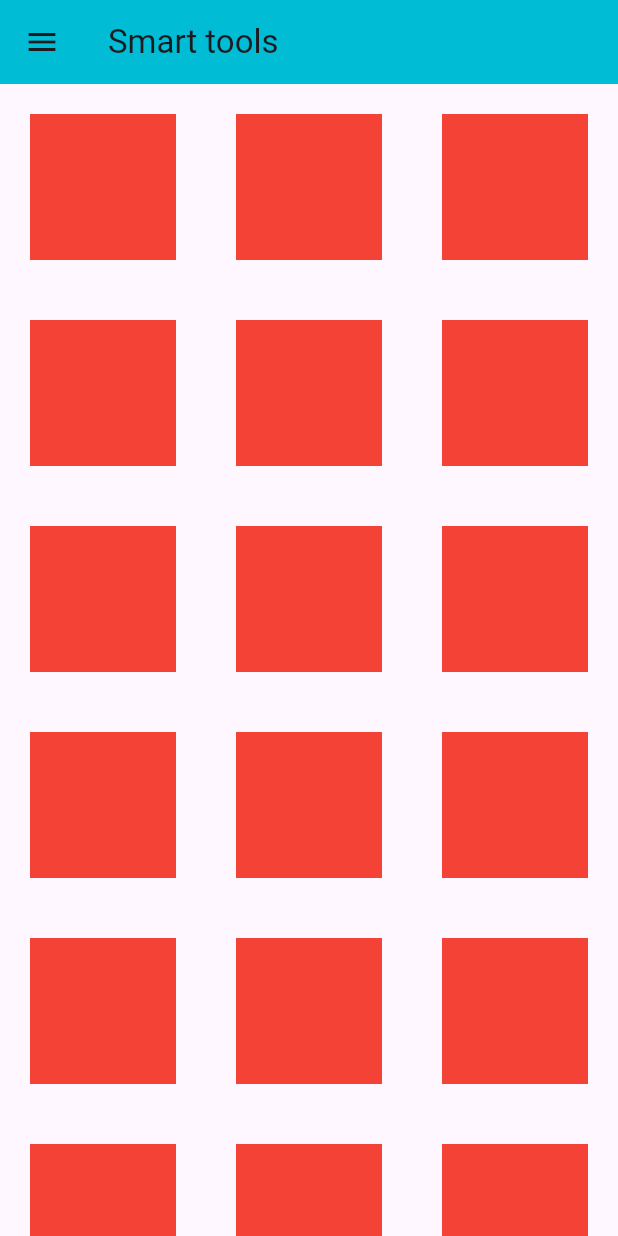
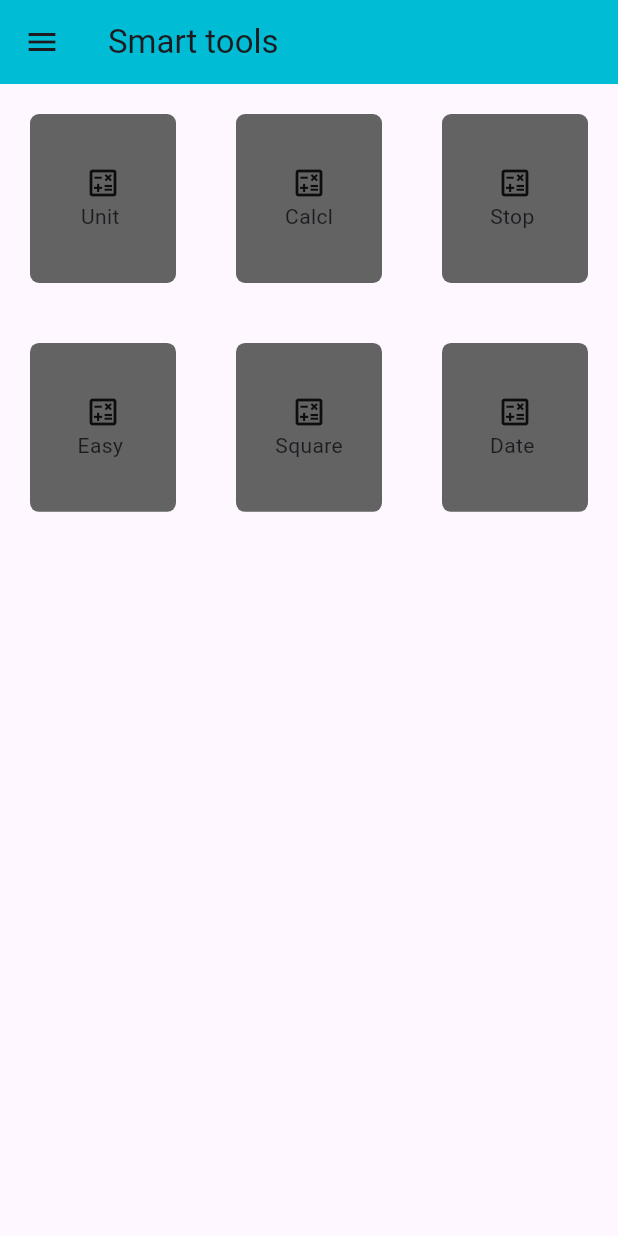
Before and after one commit to Mohammed-jendie/Smart-tools, a Flutter app: the screen it shows after launch, on a phone screen of 412 x 824 dp. Run offline on Flutter 3.47's test engine with Material 3 defaults, Android fonts, the light colour scheme and no system bars.

Commit message:
design Home page

```diff
--- /dev/null
+++ b/lib/data/griditems_data.dart
@@ -0,0 +1,24 @@
+import 'package:flutter/material.dart';
+import 'package:smart_tools/pages/calculator_page.dart';
+import 'package:smart_tools/pages/date_calcluator_page.dart';
+import 'package:smart_tools/pages/easy_notes_page.dart';
+import 'package:smart_tools/pages/square_footage_page.dart';
+import 'package:smart_tools/pages/stop_watch_page.dart';
+import 'package:smart_tools/pages/unit_converter_page.dart';
+
+class GridItem {
+  final IconData icon;
+  final String title;
+  final Widget page;
+
+  GridItem(this.icon, this.title, this.page);
+}
+
+final List<GridItem> gridItems = [
+  GridItem(Icons.calculate_outlined, "Unit ", UnitConverterPage()),
+  GridItem(Icons.calculate_outlined, "Calcl", CalculatorPage()),
+  GridItem(Icons.calculate_outlined, "Stop ", StopWatchPage()),
+  GridItem(Icons.calculate_outlined, "Easy ", EasyNotesPage()),
+  GridItem(Icons.calculate_outlined, "Square", SquareFootagePage()),
+  GridItem(Icons.calculate_outlined, "Date ", DateCalcluatorPage()),
+];
--- a/lib/main.dart
+++ b/lib/main.dart
@@ -1,4 +1,5 @@
 import 'package:flutter/material.dart';
+import 'package:smart_tools/pages/home_page.dart';
 
 void main() {
   runApp(const MyApp());
@@ -14,36 +15,9 @@ class MyApp extends StatefulWidget {
 class _MyAppState extends State<MyApp> {
   @override
   Widget build(BuildContext context) {
-    return MaterialApp(
-      debugShowCheckedModeBanner: false,
-      home: myhome(),
+    return MaterialApp(debugShowCheckedModeBanner: false,
+    home: MyHome()
+
     );
   }
 }
-
-class myhome extends StatelessWidget {
-  const myhome({
-    super.key,
-  });
-
-  @override
-  Widget build(BuildContext context) {
-    return Scaffold(
-      drawer: Drawer(width: 200),
-
-      appBar: AppBar(
-        title: Text("Smart tools"),
-        backgroundColor: Colors.cyan,
-      ),
-      body: GridView.builder(gridDelegate: SliverGridDelegateWithFixedCrossAxisCount(crossAxisCount: 3), itemCount: 20,
-      itemBuilder: (context, index) {
-        return boxes();
-      },
-      ),
-    );
-  }
-}
-
-Widget boxes() {
-  return Container(height: 50, width: 20, color: Colors.red, margin: EdgeInsets.all(20),);
-}
--- /dev/null
+++ b/lib/pages/home_page.dart
@@ -0,0 +1,63 @@
+import 'package:flutter/material.dart';
+import 'package:smart_tools/data/gridItems_data.dart';
+
+class MyHome extends StatelessWidget {
+  const MyHome({super.key});
+
+  @override
+  Widget build(BuildContext context) {
+    return Scaffold(
+      drawer: Drawer(width: 230),
+
+      appBar: AppBar(title: Text("Smart tools"), backgroundColor: Colors.cyan),
+      body: GridView.builder(
+        gridDelegate: SliverGridDelegateWithFixedCrossAxisCount(
+          childAspectRatio: 0.9,
+          crossAxisCount: 3,
+        ),
+        itemCount: gridItems.length,
+        itemBuilder: (context, index) {
+          final item = gridItems[index];
+          return boxes(item, context);
+        },
+      ),
+    );
+  }
+}
+
+Widget boxes(GridItem item, context) {
+  return InkWell(
+    onTap: () {
+      Navigator.push(
+        context,
+        MaterialPageRoute(
+          builder: (context) {
+            return item.page;
+          },
+        ),
+      );
+    },
+    child: Container(
+      decoration: BoxDecoration(
+        color: const Color.fromARGB(255, 99, 99, 99),
+        borderRadius: BorderRadius.circular(6),
+      ),
+      margin: EdgeInsets.all(20),
+      child: Center(
+        child: Column(
+          mainAxisAlignment: MainAxisAlignment.center,
+          children: [
+            Row(
+              mainAxisAlignment: MainAxisAlignment.center,
+              children: [Icon(item.icon)],
+            ),
+            Row(
+              mainAxisAlignment: MainAxisAlignment.center,
+              children: [Center(child: Text(item.title))],
+            ),
+          ],
+        ),
+      ),
+    ),
+  );
+}
```
Also changed, not shown: lib/pages/calculator_page.dart (added, +17 -0 lines), lib/pages/date_calcluator_page.dart (added, +17 -0 lines), lib/pages/easy_notes_page.dart (added, +17 -0 lines), lib/pages/square_footage_page.dart (added, +17 -0 lines), lib/pages/stop_watch_page.dart (added, +15 -0 lines), lib/pages/unit_converter_page.dart (added, +15 -0 lines).
